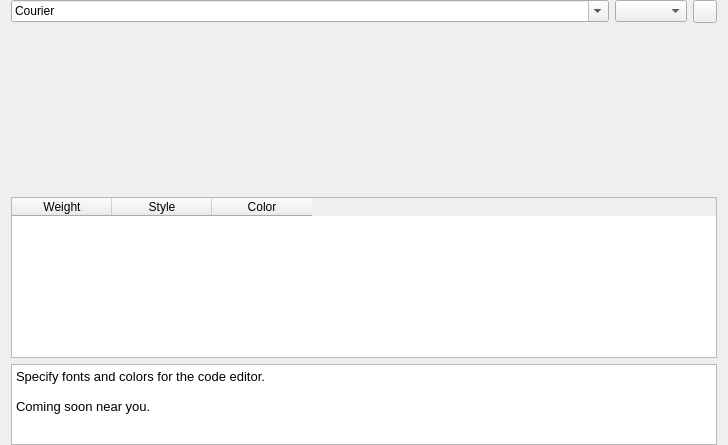
The window that src/SeerEditorConfigPage.ui (epasveer/seer) describes before a commit, drawn with Qt 5.
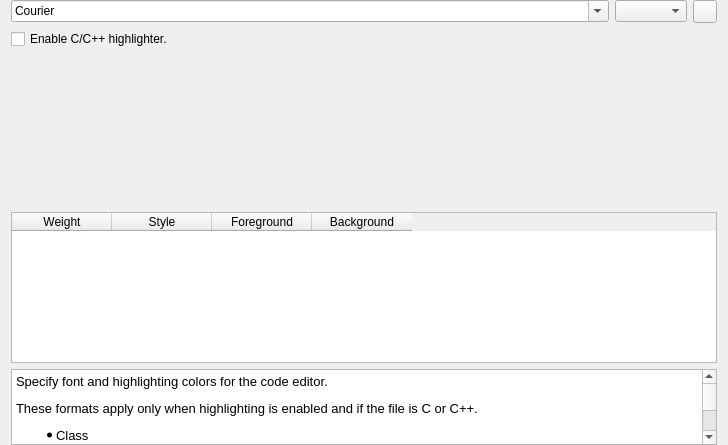
The same window after the commit. Icons and pictures are not drawn. Custom widgets are drawn as their Qt base class.

Commit message: Finished editor font and syntax highlighing settings.

```diff
--- a/src/SeerEditorConfigPage.ui
+++ b/src/SeerEditorConfigPage.ui
@@ -20,17 +20,17 @@
    <property name="bottomMargin">
     <number>0</number>
    </property>
-   <item row="1" column="0">
-    <widget class="SeerEditorWidget" name="editorWidget" native="true">
-     <property name="sizePolicy">
-      <sizepolicy hsizetype="Expanding" vsizetype="Preferred">
-       <horstretch>0</horstretch>
-       <verstretch>50</verstretch>
-      </sizepolicy>
-     </property>
-    </widget>
-   </item>
    <item row="2" column="0">
+    <widget class="SeerEditorWidget" name="editorWidget" native="true">
+     <property name="sizePolicy">
+      <sizepolicy hsizetype="Expanding" vsizetype="Preferred">
+       <horstretch>0</horstretch>
+       <verstretch>50</verstretch>
+      </sizepolicy>
+     </property>
+    </widget>
+   </item>
+   <item row="3" column="0">
     <widget class="QTableWidget" name="highlighterTableWidget">
      <property name="sizePolicy">
       <sizepolicy hsizetype="Expanding" vsizetype="Preferred">
@@ -68,29 +68,14 @@
      </column>
      <column>
       <property name="text">
-       <string>Color</string>
+       <string>Foreground</string>
       </property>
      </column>
-    </widget>
-   </item>
-   <item row="3" column="0">
-    <widget class="QTextBrowser" name="helpTextBrowser">
-     <property name="sizePolicy">
-      <sizepolicy hsizetype="Expanding" vsizetype="Preferred">
-       <horstretch>0</horstretch>
-       <verstretch>25</verstretch>
-      </sizepolicy>
-     </property>
-     <property name="html">
-      <string>&lt;!DOCTYPE HTML PUBLIC &quot;-//W3C//DTD HTML 4.0//EN&quot; &quot;http://www.w3.org/TR/REC-html40/strict.dtd&quot;&gt;
-&lt;html&gt;&lt;head&gt;&lt;meta name=&quot;qrichtext&quot; content=&quot;1&quot; /&gt;&lt;style type=&quot;text/css&quot;&gt;
-p, li { white-space: pre-wrap; }
-&lt;/style&gt;&lt;/head&gt;&lt;body style=&quot; font-family:'Noto Sans'; font-size:10pt; font-weight:400; font-style:normal;&quot;&gt;
-&lt;p style=&quot; margin-top:0px; margin-bottom:0px; margin-left:0px; margin-right:0px; -qt-block-indent:0; text-indent:0px;&quot;&gt;Specify fonts and colors for the code editor.&lt;/p&gt;
-&lt;p style=&quot;-qt-paragraph-type:empty; margin-top:0px; margin-bottom:0px; margin-left:0px; margin-right:0px; -qt-block-indent:0; text-indent:0px;&quot;&gt;&lt;br /&gt;&lt;/p&gt;
-&lt;p style=&quot; margin-top:0px; margin-bottom:0px; margin-left:0px; margin-right:0px; -qt-block-indent:0; text-indent:0px;&quot;&gt;Coming soon near you.&lt;/p&gt;
-&lt;p style=&quot;-qt-paragraph-type:empty; margin-top:0px; margin-bottom:0px; margin-left:0px; margin-right:0px; -qt-block-indent:0; text-indent:0px;&quot;&gt;&lt;br /&gt;&lt;/p&gt;&lt;/body&gt;&lt;/html&gt;</string>
-     </property>
+     <column>
+      <property name="text">
+       <string>Background</string>
+      </property>
+     </column>
     </widget>
    </item>
    <item row="0" column="0">
@@ -124,6 +109,46 @@
      </item>
     </layout>
    </item>
+   <item row="4" column="0">
+    <widget class="QTextBrowser" name="helpTextBrowser">
+     <property name="sizePolicy">
+      <sizepolicy hsizetype="Expanding" vsizetype="Preferred">
+       <horstretch>0</horstretch>
+       <verstretch>25</verstretch>
+      </sizepolicy>
+     </property>
+     <property name="html">
+      <string>&lt;!DOCTYPE HTML PUBLIC &quot;-//W3C//DTD HTML 4.0//EN&quot; &quot;http://www.w3.org/TR/REC-html40/strict.dtd&quot;&gt;
+&lt;html&gt;&lt;head&gt;&lt;meta name=&quot;qrichtext&quot; content=&quot;1&quot; /&gt;&lt;style type=&quot;text/css&quot;&gt;
+p, li { white-space: pre-wrap; }
+&lt;/style&gt;&lt;/head&gt;&lt;body style=&quot; font-family:'Noto Sans'; font-size:10pt; font-weight:400; font-style:normal;&quot;&gt;
+&lt;p style=&quot; margin-top:12px; margin-bottom:12px; margin-left:0px; margin-right:0px; -qt-block-indent:0; text-indent:0px;&quot;&gt;Specify font and highlighting colors for the code editor.&lt;/p&gt;
+&lt;p style=&quot; margin-top:12px; margin-bottom:12px; margin-left:0px; margin-right:0px; -qt-block-indent:0; text-indent:0px;&quot;&gt;These formats apply only when highlighting is enabled and if the file is C or C++.&lt;/p&gt;
+&lt;ul style=&quot;margin-top: 0px; margin-bottom: 0px; margin-left: 0px; margin-right: 0px; -qt-list-indent: 1;&quot;&gt;&lt;li style=&quot; margin-top:0px; margin-bottom:0px; margin-left:0px; margin-right:0px; -qt-block-indent:0; text-indent:0px;&quot;&gt;Class&lt;/li&gt;
+&lt;li style=&quot; margin-top:0px; margin-bottom:0px; margin-left:0px; margin-right:0px; -qt-block-indent:0; text-indent:0px;&quot;&gt;Comment&lt;/li&gt;
+&lt;li style=&quot; margin-top:0px; margin-bottom:0px; margin-left:0px; margin-right:0px; -qt-block-indent:0; text-indent:0px;&quot;&gt;Multiline Comment&lt;/li&gt;
+&lt;li style=&quot; margin-top:0px; margin-bottom:0px; margin-left:0px; margin-right:0px; -qt-block-indent:0; text-indent:0px;&quot;&gt;Function&lt;/li&gt;
+&lt;li style=&quot; margin-top:0px; margin-bottom:0px; margin-left:0px; margin-right:0px; -qt-block-indent:0; text-indent:0px;&quot;&gt;Keyword&lt;/li&gt;
+&lt;li style=&quot; margin-top:0px; margin-bottom:0px; margin-left:0px; margin-right:0px; -qt-block-indent:0; text-indent:0px;&quot;&gt;Quotation&lt;/li&gt;&lt;/ul&gt;
+&lt;p style=&quot; margin-top:12px; margin-bottom:12px; margin-left:0px; margin-right:0px; -qt-block-indent:0; text-indent:0px;&quot;&gt;These formats apply for any type of file. &lt;/p&gt;
+&lt;ul style=&quot;margin-top: 0px; margin-bottom: 0px; margin-left: 0px; margin-right: 0px; -qt-list-indent: 1;&quot;&gt;&lt;li style=&quot; margin-top:0px; margin-bottom:0px; margin-left:0px; margin-right:0px; -qt-block-indent:0; text-indent:0px;&quot;&gt;Margin&lt;/li&gt;
+&lt;li style=&quot; margin-top:0px; margin-bottom:0px; margin-left:0px; margin-right:0px; -qt-block-indent:0; text-indent:0px;&quot;&gt;Text&lt;/li&gt;
+&lt;li style=&quot; margin-top:0px; margin-bottom:0px; margin-left:0px; margin-right:0px; -qt-block-indent:0; text-indent:0px;&quot;&gt;Current Line&lt;/li&gt;
+&lt;li style=&quot; margin-top:0px; margin-bottom:12px; margin-left:0px; margin-right:0px; -qt-block-indent:0; text-indent:0px;&quot;&gt;Current Line2&lt;/li&gt;&lt;/ul&gt;
+&lt;p style=&quot; margin-top:12px; margin-bottom:12px; margin-left:0px; margin-right:0px; -qt-block-indent:0; text-indent:0px;&quot;&gt;&lt;br /&gt;&lt;/p&gt;&lt;/body&gt;&lt;/html&gt;</string>
+     </property>
+    </widget>
+   </item>
+   <item row="1" column="0">
+    <widget class="QCheckBox" name="highlighterEnabledCheckBox">
+     <property name="toolTip">
+      <string>Enable or disable highlighting for C/C++ files.</string>
+     </property>
+     <property name="text">
+      <string>Enable C/C++ highlighter.</string>
+     </property>
+    </widget>
+   </item>
   </layout>
  </widget>
  <customwidgets>
```
The commit also changes 12 other files.
